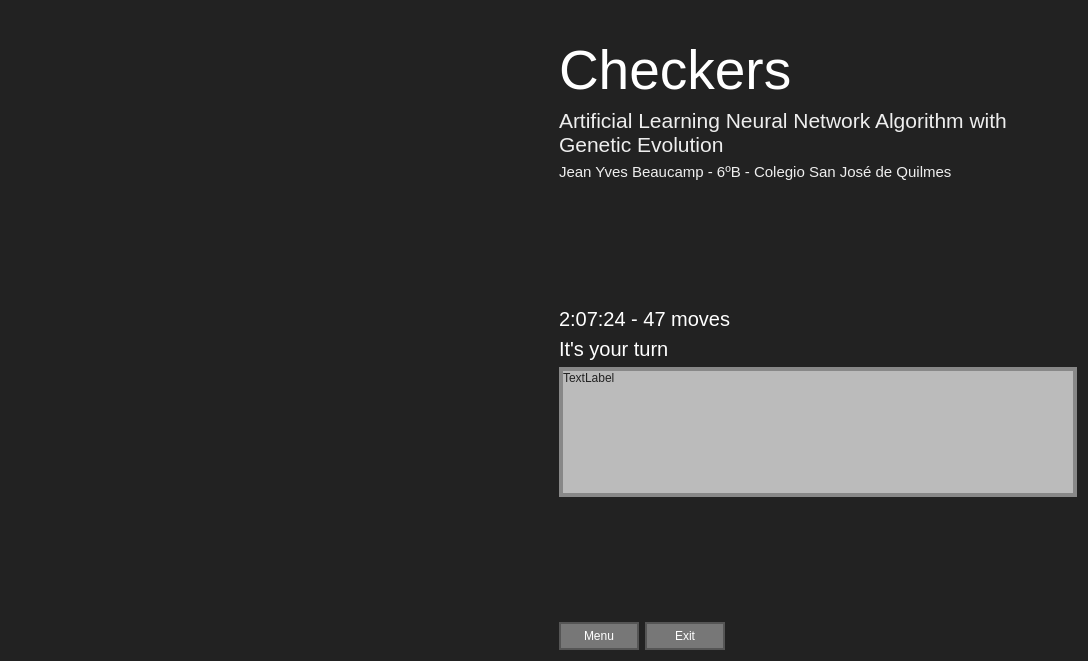
Old version of the form src/ui/playwindow.ui in the repository jeanyvesb9/Project_Newton.
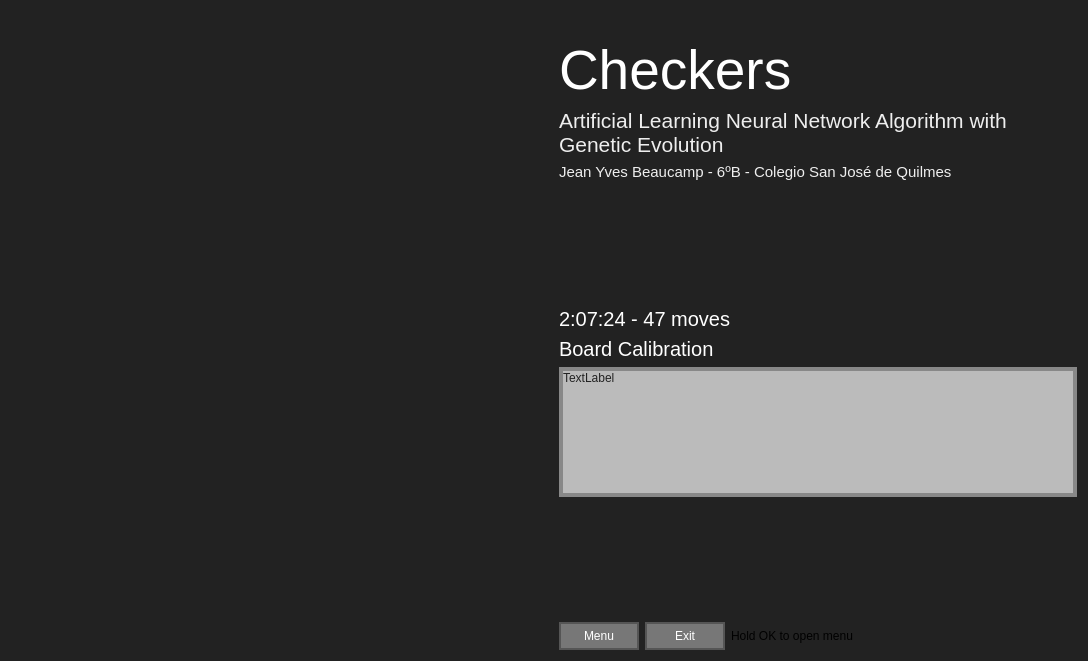
New version of the form.

The edit to the form file:
```diff
--- a/src/ui/playwindow.ui
+++ b/src/ui/playwindow.ui
@@ -179,7 +179,7 @@
      <item>
       <widget class="QLabel" name="turn_lbl">
        <property name="text">
-        <string>&lt;html&gt;&lt;head/&gt;&lt;body&gt;&lt;p&gt;&lt;span style=&quot; font-size:20px; color:#ffffff;&quot;&gt;It's your turn&lt;/span&gt;&lt;/p&gt;&lt;/body&gt;&lt;/html&gt;</string>
+        <string>&lt;html&gt;&lt;head/&gt;&lt;body&gt;&lt;p&gt;&lt;span style=&quot; font-size:20px; color:#ffffff;&quot;&gt;Board Calibration&lt;/span&gt;&lt;/p&gt;&lt;/body&gt;&lt;/html&gt;</string>
        </property>
       </widget>
      </item>
@@ -285,6 +285,13 @@
          </property>
         </widget>
        </item>
+       <item>
+        <widget class="QLabel" name="menuInfo_lbl">
+         <property name="text">
+          <string>Hold OK to open menu</string>
+         </property>
+        </widget>
+       </item>
        <item>
         <spacer name="horizontalSpacer_6">
          <property name="orientation">
```
